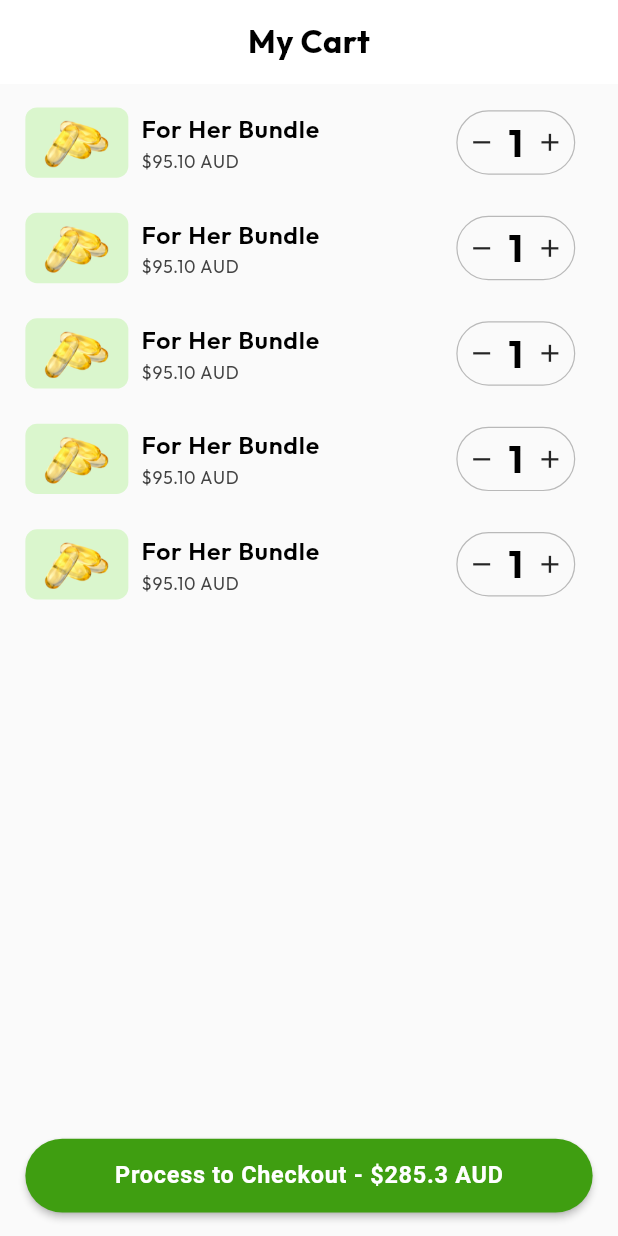
After one commit to Sid-1661/Zenutri-App, a Flutter app: the CartsScreen screen opened directly, on a phone screen of 412 x 824 dp. The commit adds this screen. Run offline on Flutter 3.47's test engine with Material 2 defaults, Android fonts, the light colour scheme and no system bars; our stand-ins replace carousel_slider, flutter_rating_bar, flutter_svg, get, pin_code_fields; missing offline and left inert: otp_timer_button.

Commit message:
carts screen ui has been added

```diff
--- a/lib/application/app.dart
+++ b/lib/application/app.dart
@@ -93,6 +93,18 @@ class ZenutriApp extends StatelessWidget {
             borderSide: const BorderSide(color: AppColors.graniteGray),
           ),
         ),
+        appBarTheme: AppBarTheme(
+          backgroundColor: AppColors.white,
+          centerTitle: true,
+          titleTextStyle: TextStyle(
+            fontSize: 22.rSp,
+            color: AppColors.black,
+            fontWeight: FontWeight.w700,
+            letterSpacing: 0.35,
+            fontFamily: 'Outfit'
+          ),
+          elevation: 0,
+        ),
       ),
       home: const SplashScreen(),
     );
--- /dev/null
+++ b/lib/features/carts/presentation/ui/screens/carts_screen.dart
@@ -0,0 +1,55 @@
+import 'package:flutter/material.dart';
+import 'package:zenutri_app/common/presentation/utils/spacing.dart';
+import 'package:zenutri_app/core/extensions/size_extension.dart';
+import 'package:zenutri_app/features/carts/presentation/ui/widgets/cart_item_list_tile.dart';
+
+class CartsScreen extends StatefulWidget {
+  const CartsScreen({super.key});
+
+  @override
+  State<CartsScreen> createState() => _CartsScreenState();
+}
+
+class _CartsScreenState extends State<CartsScreen> {
+  @override
+  Widget build(BuildContext context) {
+    return Scaffold(
+      appBar: AppBar(
+        title: const Text(
+          'My Cart',
+        ),
+      ),
+      body: Padding(
+        padding: EdgeInsets.symmetric(
+          horizontal: 16.rw,
+          vertical: 16.rh,
+        ),
+        child: Column(
+          children: [
+            Expanded(
+              child: ListView.separated(
+                itemCount: 5,
+                itemBuilder: (context, index) {
+                  return const CartItemListTile();
+                },
+                separatorBuilder: (BuildContext context, int index) {
+                  return verticalSpace(24);
+                },
+              ),
+            ),
+            Padding(
+              padding: const EdgeInsets.only(top: 16),
+              child: SizedBox(
+                width: 100.w,
+                child: ElevatedButton(
+                  child: const Text('Process to Checkout - \$285.3 AUD'),
+                  onPressed: () {},
+                ),
+              ),
+            )
+          ],
+        ),
+      ),
+    );
+  }
+}
--- /dev/null
+++ b/lib/features/carts/presentation/ui/widgets/cart_item_list_tile.dart
@@ -0,0 +1,65 @@
+import 'package:flutter/material.dart';
+import 'package:zenutri_app/common/presentation/utils/app_colors.dart';
+import 'package:zenutri_app/common/presentation/utils/image_assets.dart';
+import 'package:zenutri_app/common/presentation/utils/spacing.dart';
+import 'package:zenutri_app/core/extensions/size_extension.dart';
+import 'package:zenutri_app/common/presentation/widgets/custom_stepper.dart';
+
+class CartItemListTile extends StatelessWidget {
+  const CartItemListTile({
+    super.key,
+  });
+
+  @override
+  Widget build(BuildContext context) {
+    return Row(
+      children: [
+        Container(
+          width: 65.rw,
+          height: 48.rh,
+          decoration: BoxDecoration(
+              borderRadius: BorderRadius.circular(8.rSp),
+              color: AppColors.teaGreen,
+              image: const DecorationImage(
+                  image: AssetImage(ImageAssets.capsuleBgPng))),
+        ),
+        horizontalSpace(8),
+        Expanded(
+          child: Column(
+            crossAxisAlignment: CrossAxisAlignment.start,
+            children: [
+              Text(
+                'For Her Bundle',
+                style: Theme.of(context).textTheme.bodyLarge?.copyWith(
+                      fontWeight: FontWeight.w600,
+                      color: AppColors.black,
+                    ),
+              ),
+              verticalSpace(4),
+              Text(
+                '\$95.10 AUD',
+                style: Theme.of(context)
+                    .textTheme
+                    .bodySmall
+                    ?.copyWith(color: AppColors.shadowGray),
+              ),
+            ],
+          ),
+        ),
+        SizedBox(
+          height: 44.rh,
+          width: 97.rw,
+          child: FittedBox(
+            child: CustomStepper(
+              lowerLimit: 1,
+              upperLimit: 10,
+              stepValue: 1,
+              value: 1,
+              onChange: (int v) {},
+            ),
+          ),
+        ),
+      ],
+    );
+  }
+}
--- a/lib/features/dashboard/presentation/ui/screens/dashboard_main_nav_screen.dart
+++ b/lib/features/dashboard/presentation/ui/screens/dashboard_main_nav_screen.dart
@@ -3,6 +3,7 @@ import 'package:zenutri_app/common/presentation/utils/app_colors.dart';
 import 'package:zenutri_app/common/presentation/utils/image_assets.dart';
 import 'package:zenutri_app/common/presentation/widgets/svg_builder.dart';
 import 'package:zenutri_app/core/extensions/size_extension.dart';
+import 'package:zenutri_app/features/carts/presentation/ui/screens/carts_screen.dart';
 import 'package:zenutri_app/features/dashboard/presentation/ui/screens/home_screen.dart';
 
 class DashboardMainNavScreen extends StatefulWidget {
@@ -17,7 +18,7 @@ class _DashboardMainNavScreenState extends State<DashboardMainNavScreen> {
   List<Widget> _screens = [
     HomeScreen(),
     HomeScreen(),
-    HomeScreen(),
+    CartsScreen(),
     HomeScreen(),
   ];
 
--- a/lib/features/dashboard/presentation/ui/screens/home_screen.dart
+++ b/lib/features/dashboard/presentation/ui/screens/home_screen.dart
@@ -1,9 +1,8 @@
 import 'package:flutter/material.dart';
-import 'package:zenutri_app/common/presentation/utils/app_colors.dart';
 import 'package:zenutri_app/common/presentation/utils/spacing.dart';
+import 'package:zenutri_app/common/presentation/widgets/product_card.dart';
 import 'package:zenutri_app/core/extensions/size_extension.dart';
 import 'package:zenutri_app/features/dashboard/presentation/ui/widgets/home/home_banner_widget.dart';
-import 'package:zenutri_app/common/presentation/widgets/product_card.dart';
 
 class HomeScreen extends StatefulWidget {
   const HomeScreen({super.key});
@@ -18,13 +17,9 @@ class _HomeScreenState extends State<HomeScreen> {
     return Scaffold(
       backgroundColor: Colors.white,
       appBar: AppBar(
-        backgroundColor: Colors.white,
-        title: Text(
+        title: const Text(
           'Home',
-          style: TextStyle(fontSize: 17.rSp, color: AppColors.black),
         ),
-        centerTitle: true,
-        elevation: 0,
       ),
       body: SingleChildScrollView(
         primary: true,
--- a/lib/features/product/pesentation/ui/screens/product_details_screen.dart
+++ b/lib/features/product/pesentation/ui/screens/product_details_screen.dart
@@ -3,7 +3,7 @@ import 'package:flutter_rating_bar/flutter_rating_bar.dart';
 import 'package:zenutri_app/common/presentation/utils/app_colors.dart';
 import 'package:zenutri_app/common/presentation/utils/spacing.dart';
 import 'package:zenutri_app/core/extensions/size_extension.dart';
-import 'package:zenutri_app/features/product/pesentation/ui/widgets/customer_stepper.dart';
+import 'package:zenutri_app/common/presentation/widgets/custom_stepper.dart';
 import 'package:zenutri_app/features/product/pesentation/ui/widgets/product_image_slider.dart';
 import 'package:zenutri_app/features/review/presentation/ui/widgets/product_review_card.dart';
 
```
Also changed, not shown: lib/common/presentation/widgets/custom_stepper.dart (renamed from lib/features/product/pesentation/ui/widgets/customer_stepper.dart).
